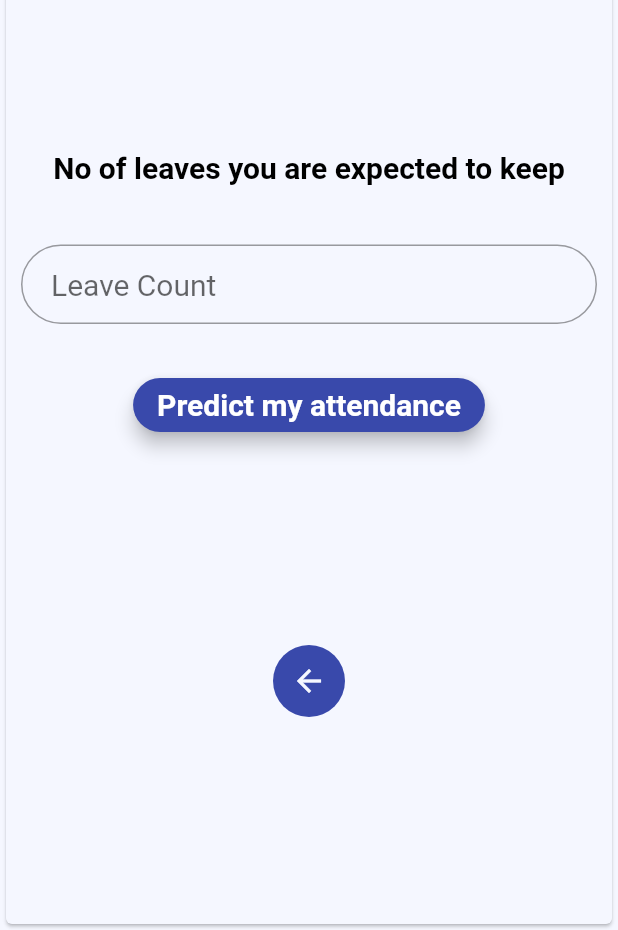
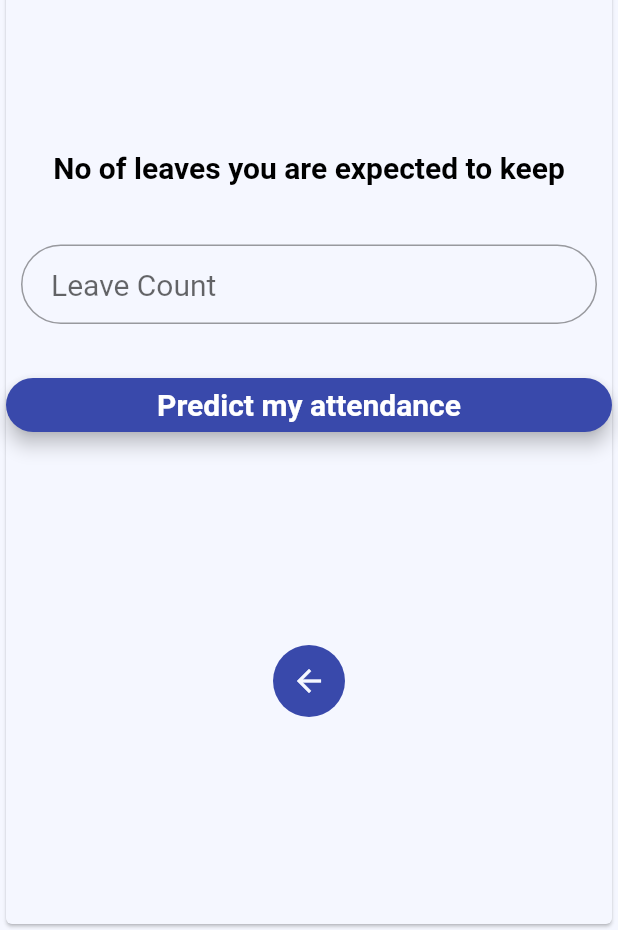
Before and after one commit to saisrinivaspaila/StudentProtal, a Flutter app: the PredictAttendance screen opened directly with empty values, on a phone screen of 412 x 824 dp, the part 306-1236 px from its top. Run offline on Flutter 3.47's test engine with Material 2 defaults, Android fonts, the phone set to English and light mode, and no system bars; Roboto replaces fonts that are missing (Montserrat).

Commit message:
Editted bugs

```diff
--- a/lib/menuPage.dart
+++ b/lib/menuPage.dart
@@ -150,7 +150,7 @@ class _MenuPageState extends State<MenuPage> {
                           color: Colors.white, fontWeight: FontWeight.bold)),
                 ),
                 SizedBox(
-                  height: 70.0,
+                  height: 40.0,
                 ),
               ],
             ),
--- a/lib/predictAttendance.dart
+++ b/lib/predictAttendance.dart
@@ -23,7 +23,7 @@ class _PredictAttendanceState extends State<PredictAttendance> {
       body: Center(
         child: Card(
           color: Color(0xfff5f7ff),
-          child: Column(
+          child: ListView(
             children: <Widget>[
               SizedBox(
                 height: 100.0,
@@ -112,7 +112,10 @@ class _PredictAttendanceState extends State<PredictAttendance> {
                     ),
                   ),
                 ),
-              )
+              ),
+              SizedBox(
+                height: 40.0,
+              ),
             ],
           ),
         ),
--- a/lib/studentDetails.dart
+++ b/lib/studentDetails.dart
@@ -108,7 +108,11 @@ class _StudentDetailsState extends State<StudentDetails> {
                 ),
               ),
             ),
-          )
+          ),
+
+          SizedBox(
+            height: 40.0,
+          ),
         ],
       ),
     );
--- a/lib/viewAttendance.dart
+++ b/lib/viewAttendance.dart
@@ -79,7 +79,10 @@ class _AttendanceDetailsState extends State<AttendanceDetails> {
                 ),
               ),
             ),
-          )
+          ),
+          SizedBox(
+            height: 40.0,
+          ),
         ],
       ),
     );
```
Also changed, not shown: 1 other file.
